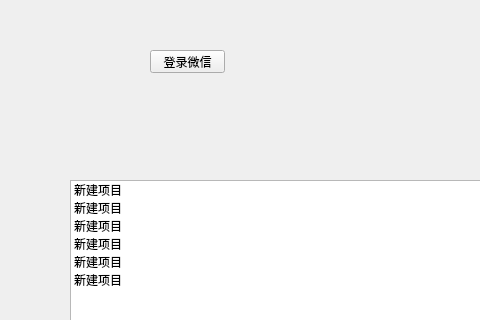
Qt form mainform.ui (Walt105/EDwechat) before a commit; both pictures show x 0 to 480 and y 0 to 320 of the 887 by 626 pixel window.
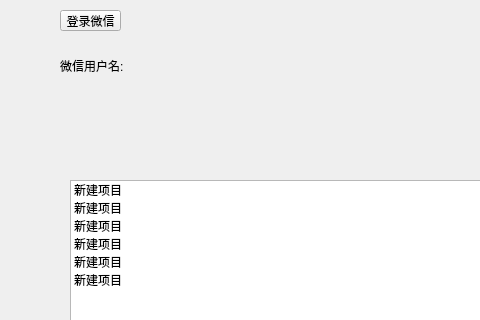
The same form after that commit.

```diff
--- a/mainform.ui
+++ b/mainform.ui
@@ -70,10 +70,10 @@
   <widget class="QPushButton" name="pushButton_LoginWechat">
    <property name="geometry">
     <rect>
-     <x>150</x>
-     <y>50</y>
-     <width>75</width>
-     <height>23</height>
+     <x>60</x>
+     <y>10</y>
+     <width>61</width>
+     <height>21</height>
     </rect>
    </property>
    <property name="text">
@@ -120,6 +120,32 @@
     </property>
    </item>
   </widget>
+  <widget class="QLabel" name="label_2">
+   <property name="geometry">
+    <rect>
+     <x>60</x>
+     <y>50</y>
+     <width>76</width>
+     <height>31</height>
+    </rect>
+   </property>
+   <property name="text">
+    <string>微信用户名:</string>
+   </property>
+  </widget>
+  <widget class="QLabel" name="label_username">
+   <property name="geometry">
+    <rect>
+     <x>140</x>
+     <y>51</y>
+     <width>211</width>
+     <height>31</height>
+    </rect>
+   </property>
+   <property name="text">
+    <string/>
+   </property>
+  </widget>
  </widget>
  <resources/>
  <connections/>
```
